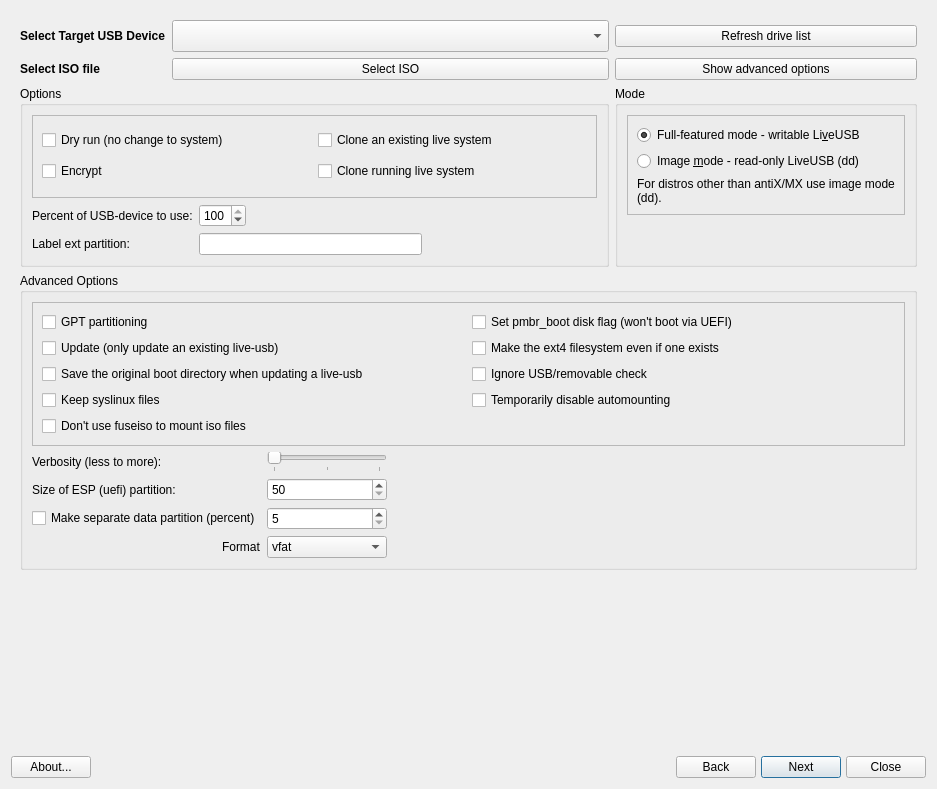
Qt form src/mainwindow.ui (hamonikr/live-usb-creator) before a commit.
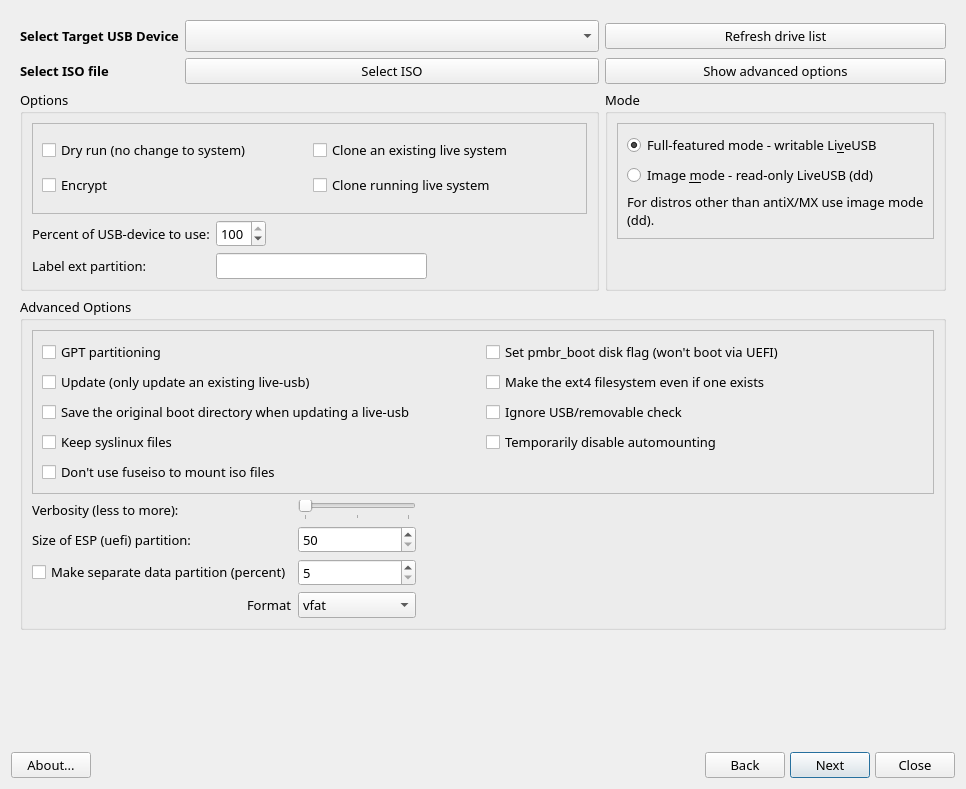
The same form after that commit. Icons and pictures are not drawn.

Commit message: Change Font as KoPubWorld돋움체

Patch:
```diff
--- a/src/mainwindow.ui
+++ b/src/mainwindow.ui
@@ -6,10 +6,16 @@
    <rect>
     <x>0</x>
     <y>0</y>
-    <width>937</width>
+    <width>966</width>
     <height>789</height>
    </rect>
   </property>
+  <property name="font">
+   <font>
+    <family>KoPubWorld돋움체</family>
+    <pointsize>10</pointsize>
+   </font>
+  </property>
   <property name="windowTitle">
    <string>Program_Name</string>
   </property>
@@ -549,13 +555,6 @@
              </item>
              <item>
               <widget class="QLabel" name="label_4">
-               <property name="font">
-                <font>
-                 <weight>50</weight>
-                 <bold>false</bold>
-                 <kerning>true</kerning>
-                </font>
-               </property>
                <property name="text">
                 <string>For distros other than antiX/MX use image mode (dd).</string>
                </property>
```
Left out of the diff: 3 changed lines with no effect on the pictures. The commit also changes 7 other files.
